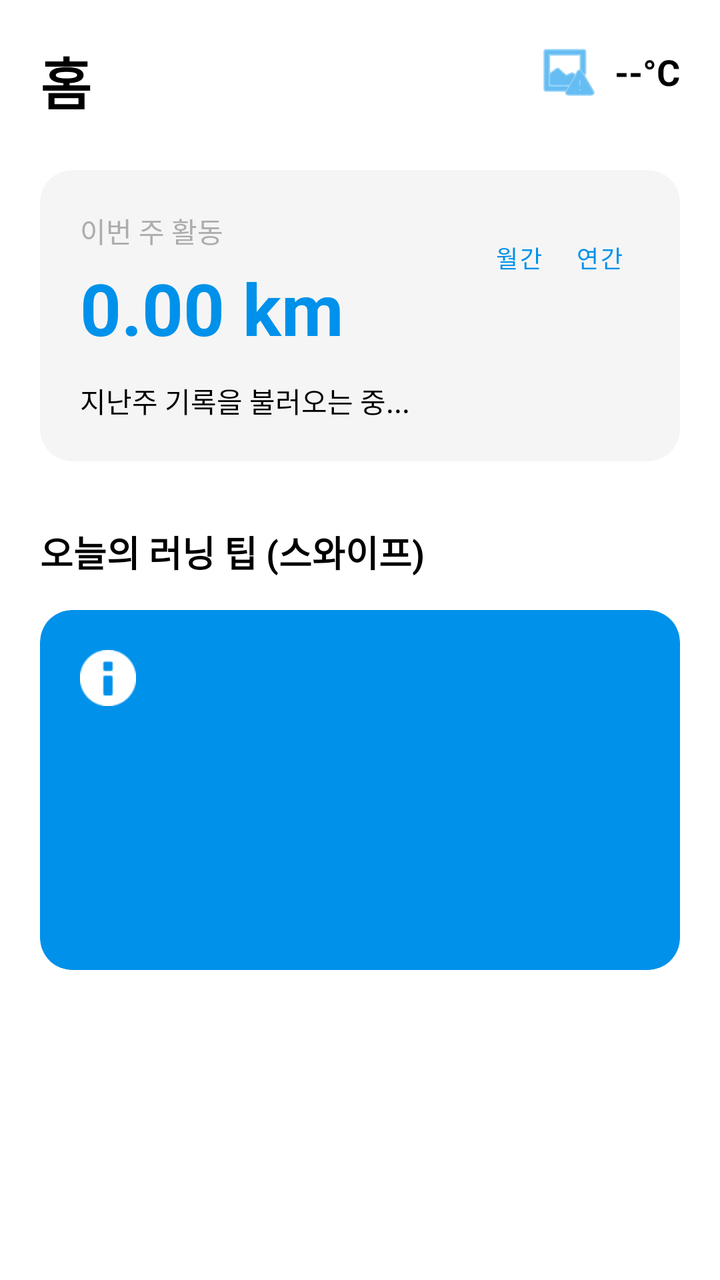
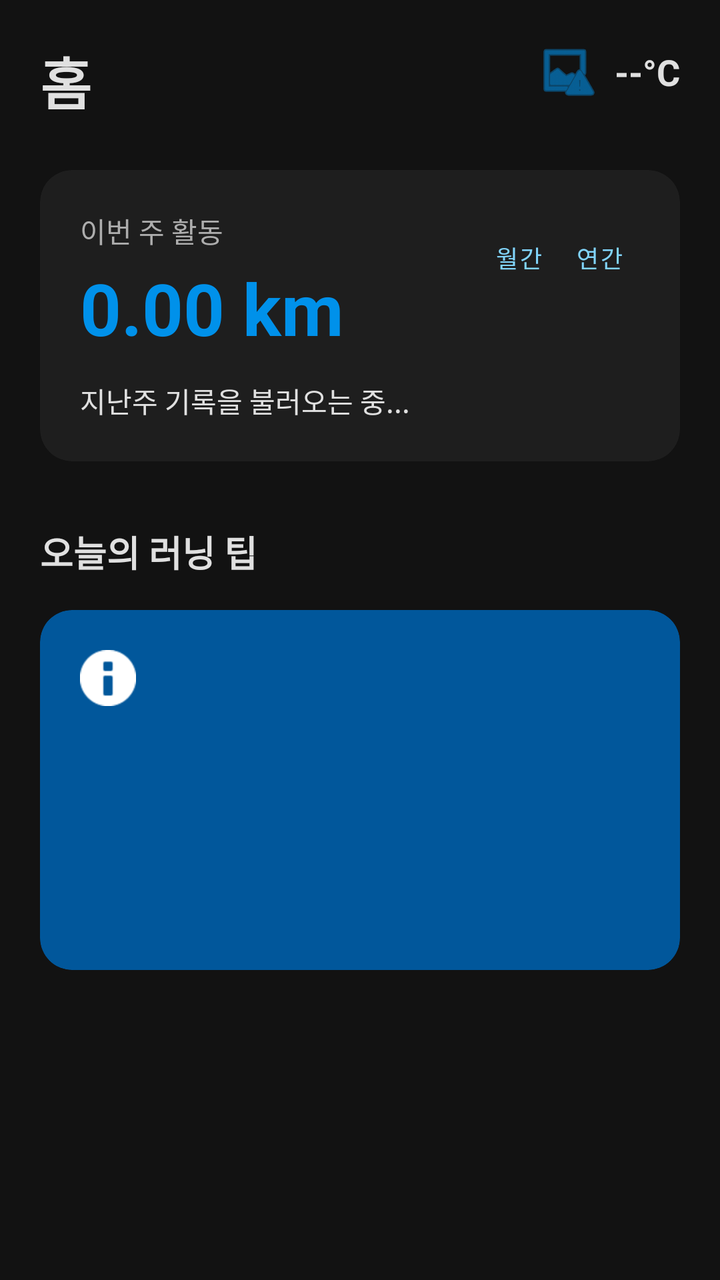

Compare the two renders of this Android layout. The source of the first and the diff that turns it into the second are given below.
<!-- AndroidManifest.xml: application theme Theme.MakePaceTestVer -->
<!-- res/layout/fragment_home.xml -->
<?xml version="1.0" encoding="utf-8"?>
<FrameLayout xmlns:android="http://schemas.android.com/apk/res/android"
    xmlns:app="http://schemas.android.com/apk/res-auto"
    android:layout_width="match_parent"
    android:layout_height="match_parent"
    android:background="#FFFFFF">

    <androidx.core.widget.NestedScrollView
        android:id="@+id/homeScrollView"
        android:layout_width="match_parent"
        android:layout_height="match_parent">

        <LinearLayout
            android:layout_width="match_parent"
            android:layout_height="wrap_content"
            android:orientation="vertical"
            android:padding="20dp">

            <RelativeLayout
                android:layout_width="match_parent"
                android:layout_height="wrap_content">

                <TextView
                    android:layout_width="wrap_content"
                    android:layout_height="wrap_content"
                    android:text="홈"
                    android:textColor="#000000"
                    android:textSize="28sp"
                    android:textStyle="bold" />

                
                <LinearLayout
                    android:id="@+id/weatherLayout"
                    android:layout_width="wrap_content"
                    android:layout_height="wrap_content"
                    android:layout_alignParentEnd="true"
                    android:gravity="center_vertical"
                    android:orientation="horizontal">

                    <ImageView
                        android:id="@+id/ivWeatherIcon"
                        android:layout_width="32dp"
                        android:layout_height="32dp"
                        android:src="@android:drawable/ic_menu_report_image"
                        app:tint="#0091EA" />

                    <TextView
                        android:id="@+id/tvTemperature"
                        android:layout_width="wrap_content"
                        android:layout_height="wrap_content"
                        android:layout_marginStart="8dp"
                        android:text="--°C"
                        android:textColor="#000000"
                        android:textSize="18sp"
                        android:textStyle="bold" />
                </LinearLayout>
            </RelativeLayout>

            
            <androidx.cardview.widget.CardView
                android:layout_width="match_parent"
                android:layout_height="wrap_content"
                android:layout_marginTop="24dp"
                app:cardCornerRadius="16dp"
                app:cardElevation="0dp"
                app:cardBackgroundColor="#F5F5F5">

                <RelativeLayout
                    android:layout_width="match_parent"
                    android:layout_height="wrap_content"
                    android:padding="20dp">

                    <LinearLayout
                        android:id="@+id/summaryTextLayout"
                        android:layout_width="wrap_content"
                        android:layout_height="wrap_content"
                        android:layout_alignParentStart="true"
                        android:orientation="vertical">

                        <TextView
                            android:layout_width="wrap_content"
                            android:layout_height="wrap_content"
                            android:text="이번 주 활동"
                            android:textColor="#ADADAD"
                            android:textSize="14sp" />

                        <TextView
                            android:id="@+id/tvWeeklyDistance"
                            android:layout_width="wrap_content"
                            android:layout_height="wrap_content"
                            android:layout_marginTop="4dp"
                            android:text="0.00 km"
                            android:textColor="#0091EA"
                            android:textSize="36sp"
                            android:textStyle="bold" />
                    </LinearLayout>

                    <LinearLayout
                        android:layout_width="wrap_content"
                        android:layout_height="wrap_content"
                        android:layout_alignParentEnd="true"
                        android:orientation="horizontal">

                        <com.google.android.material.button.MaterialButton
                            android:id="@+id/btnMonthAnalysis"
                            style="@style/Widget.MaterialComponents.Button.TextButton"
                            android:layout_width="wrap_content"
                            android:layout_height="wrap_content"
                            android:minWidth="0dp"
                            android:paddingHorizontal="8dp"
                            android:text="월간"
                            android:textColor="#0091EA"
                            android:textSize="12sp" />

                        <com.google.android.material.button.MaterialButton
                            android:id="@+id/btnYearAnalysis"
                            style="@style/Widget.MaterialComponents.Button.TextButton"
                            android:layout_width="wrap_content"
                            android:layout_height="wrap_content"
                            android:minWidth="0dp"
                            android:paddingHorizontal="8dp"
                            android:text="연간"
                            android:textColor="#0091EA"
                            android:textSize="12sp" />
                    </LinearLayout>

                    <TextView
                        android:id="@+id/tvWeeklyComparison"
                        android:layout_width="match_parent"
                        android:layout_height="wrap_content"
                        android:layout_below="@+id/summaryTextLayout"
                        android:layout_marginTop="12dp"
                        android:text="지난주 기록을 불러오는 중..."
                        android:textColor="#000000"
                        android:textSize="14sp" />
                </RelativeLayout>
            </androidx.cardview.widget.CardView>

            
            <TextView
                android:layout_width="wrap_content"
                android:layout_height="wrap_content"
                android:layout_marginTop="32dp"
                android:text="오늘의 러닝 팁 (스와이프)"
                android:textColor="#000000"
                android:textSize="18sp"
                android:textStyle="bold" />

            <androidx.cardview.widget.CardView
                android:layout_width="match_parent"
                android:layout_height="180dp"
                android:layout_marginTop="16dp"
                app:cardCornerRadius="16dp"
                app:cardElevation="0dp"
                app:cardBackgroundColor="#0091EA">

                <LinearLayout
                    android:layout_width="match_parent"
                    android:layout_height="match_parent"
                    android:orientation="vertical"
                    android:padding="20dp">

                    <ImageView
                        android:layout_width="28dp"
                        android:layout_height="28dp"
                        android:contentDescription="Tip Icon"
                        android:src="@android:drawable/ic_dialog_info"
                        app:tint="#FFFFFF" />

                    <androidx.viewpager2.widget.ViewPager2
                        android:id="@+id/vpTips"
                        android:layout_width="match_parent"
                        android:layout_height="match_parent"
                        android:layout_marginTop="12dp" />
                </LinearLayout>
            </androidx.cardview.widget.CardView>

        </LinearLayout>
    </androidx.core.widget.NestedScrollView>

    
    <androidx.constraintlayout.widget.ConstraintLayout
        android:id="@+id/calendarOverlay"
        android:layout_width="match_parent"
        android:layout_height="match_parent"
        android:background="#FFFFFF"
        android:visibility="gone"
        android:clickable="true"
        android:focusable="true">
        
        <ImageButton
            android:id="@+id/btnCloseCalendar"
            android:layout_width="48dp"
            android:layout_height="48dp"
            android:layout_margin="16dp"
            android:background="?attr/selectableItemBackgroundBorderless"
            android:contentDescription="Close"
            android:src="@android:drawable/ic_menu_close_clear_cancel"
            app:layout_constraintEnd_toEndOf="parent"
            app:layout_constraintTop_toTopOf="parent"
            app:tint="#000000" />

        <TextView
            android:id="@+id/tvCalendarTitle"
            android:layout_width="wrap_content"
            android:layout_height="wrap_content"
            android:layout_marginTop="24dp"
            android:text="활동 분석"
            android:textColor="#000000"
            android:textSize="22sp"
            android:textStyle="bold"
            app:layout_constraintStart_toStartOf="parent"
            app:layout_constraintEnd_toEndOf="parent"
            app:layout_constraintTop_toTopOf="parent" />

        <CalendarView
            android:id="@+id/calendarView"
            android:layout_width="match_parent"
            android:layout_height="wrap_content"
            android:layout_marginTop="32dp"
            app:layout_constraintTop_toBottomOf="@id/tvCalendarTitle" />

        <androidx.cardview.widget.CardView
            android:layout_width="match_parent"
            android:layout_height="0dp"
            android:layout_margin="20dp"
            app:cardCornerRadius="16dp"
            app:cardElevation="0dp"
            app:cardBackgroundColor="#F5F5F5"
            app:layout_constraintTop_toBottomOf="@id/calendarView"
            app:layout_constraintBottom_toBottomOf="parent">

            <LinearLayout
                android:layout_width="match_parent"
                android:layout_height="wrap_content"
                android:layout_gravity="center"
                android:gravity="center"
                android:orientation="vertical"
                android:padding="20dp">

                <TextView
                    android:id="@+id/tvSelectedDate"
                    android:layout_width="wrap_content"
                    android:layout_height="wrap_content"
                    android:text="날짜를 선택하세요"
                    android:textColor="#000000"
                    android:textSize="18sp"
                    android:textStyle="bold" />

                <TextView
                    android:id="@+id/tvSelectedDateDistance"
                    android:layout_width="wrap_content"
                    android:layout_height="wrap_content"
                    android:layout_marginTop="8dp"
                    android:text="0.00 km"
                    android:textColor="#0091EA"
                    android:textSize="32sp"
                    android:textStyle="bold" />

                <TextView
                    android:id="@+id/tvSelectedDateDesc"
                    android:layout_width="wrap_content"
                    android:layout_height="wrap_content"
                    android:layout_marginTop="8dp"
                    android:text="해당 날짜의 활동 기록이 없습니다."
                    android:textColor="#ADADAD"
                    android:textSize="14sp" />
            </LinearLayout>
        </androidx.cardview.widget.CardView>
    </androidx.constraintlayout.widget.ConstraintLayout>
</FrameLayout>
<!-- resources referenced by this layout -->
<resources>
  <style name="Theme.MakePaceTestVer" parent="Base.Theme.MakePaceTestVer" />
  <style name="Base.Theme.MakePaceTestVer" parent="Theme.Material3.DayNight.NoActionBar">
          
          
      </style>
</resources>

<!-- the commit's change to res/layout/fragment_home.xml (unified diff, before → after) -->
@@ -3,7 +3,7 @@
     xmlns:app="http://schemas.android.com/apk/res-auto"
     android:layout_width="match_parent"
     android:layout_height="match_parent"
-    android:background="#FFFFFF">
+    android:background="@color/dark_background">
 
     <androidx.core.widget.NestedScrollView
         android:id="@+id/homeScrollView"
@@ -24,7 +24,7 @@
                     android:layout_width="wrap_content"
                     android:layout_height="wrap_content"
                     android:text="홈"
-                    android:textColor="#000000"
+                    android:textColor="@color/text_primary"
                     android:textSize="28sp"
                     android:textStyle="bold" />
 
@@ -41,8 +41,9 @@
                         android:id="@+id/ivWeatherIcon"
                         android:layout_width="32dp"
                         android:layout_height="32dp"
+                        android:contentDescription="Weather"
                         android:src="@android:drawable/ic_menu_report_image"
-                        app:tint="#0091EA" />
+                        app:tint="@color/sea_blue" />
 
                     <TextView
                         android:id="@+id/tvTemperature"
@@ -50,7 +51,7 @@
                         android:layout_height="wrap_content"
                         android:layout_marginStart="8dp"
                         android:text="--°C"
-                        android:textColor="#000000"
+                        android:textColor="@color/text_primary"
                         android:textSize="18sp"
                         android:textStyle="bold" />
                 </LinearLayout>
@@ -63,7 +64,7 @@
                 android:layout_marginTop="24dp"
                 app:cardCornerRadius="16dp"
                 app:cardElevation="0dp"
-                app:cardBackgroundColor="#F5F5F5">
+                app:cardBackgroundColor="@color/dark_surface">
 
                 <RelativeLayout
                     android:layout_width="match_parent"
@@ -81,7 +82,7 @@
                             android:layout_width="wrap_content"
                             android:layout_height="wrap_content"
                             android:text="이번 주 활동"
-                            android:textColor="#ADADAD"
+                            android:textColor="@color/text_secondary"
                             android:textSize="14sp" />
 
                         <TextView
@@ -90,7 +91,7 @@
                             android:layout_height="wrap_content"
                             android:layout_marginTop="4dp"
                             android:text="0.00 km"
-                            android:textColor="#0091EA"
+                            android:textColor="@color/sea_blue"
                             android:textSize="36sp"
                             android:textStyle="bold" />
                     </LinearLayout>
@@ -109,7 +110,7 @@
                             android:minWidth="0dp"
                             android:paddingHorizontal="8dp"
                             android:text="월간"
-                            android:textColor="#0091EA"
+                            android:textColor="@color/sea_blue_light"
                             android:textSize="12sp" />
 
                         <com.google.android.material.button.MaterialButton
@@ -120,7 +121,7 @@
                             android:minWidth="0dp"
                             android:paddingHorizontal="8dp"
                             android:text="연간"
-                            android:textColor="#0091EA"
+                            android:textColor="@color/sea_blue_light"
                             android:textSize="12sp" />
                     </LinearLayout>
 
@@ -131,7 +132,7 @@
                         android:layout_below="@+id/summaryTextLayout"
                         android:layout_marginTop="12dp"
                         android:text="지난주 기록을 불러오는 중..."
-                        android:textColor="#000000"
+                        android:textColor="@color/text_primary"
                         android:textSize="14sp" />
                 </RelativeLayout>
             </androidx.cardview.widget.CardView>
@@ -141,8 +142,8 @@
                 android:layout_width="wrap_content"
                 android:layout_height="wrap_content"
                 android:layout_marginTop="32dp"
-                android:text="오늘의 러닝 팁 (스와이프)"
-                android:textColor="#000000"
+                android:text="오늘의 러닝 팁"
+                android:textColor="@color/text_primary"
                 android:textSize="18sp"
                 android:textStyle="bold" />
 
@@ -152,7 +153,7 @@
                 android:layout_marginTop="16dp"
                 app:cardCornerRadius="16dp"
                 app:cardElevation="0dp"
-                app:cardBackgroundColor="#0091EA">
+                app:cardBackgroundColor="@color/sea_blue_dark">
 
                 <LinearLayout
                     android:layout_width="match_parent"
@@ -165,7 +166,7 @@
                         android:layout_height="28dp"
                         android:contentDescription="Tip Icon"
                         android:src="@android:drawable/ic_dialog_info"
-                        app:tint="#FFFFFF" />
+                        app:tint="@color/white" />
 
                     <androidx.viewpager2.widget.ViewPager2
                         android:id="@+id/vpTips"
@@ -183,11 +184,11 @@
         android:id="@+id/calendarOverlay"
         android:layout_width="match_parent"
         android:layout_height="match_parent"
-        android:background="#FFFFFF"
+        android:background="@color/dark_background"
         android:visibility="gone"
         android:clickable="true"
         android:focusable="true">
-        
+
         <ImageButton
             android:id="@+id/btnCloseCalendar"
             android:layout_width="48dp"
@@ -198,7 +199,7 @@
             android:src="@android:drawable/ic_menu_close_clear_cancel"
             app:layout_constraintEnd_toEndOf="parent"
             app:layout_constraintTop_toTopOf="parent"
-            app:tint="#000000" />
+            app:tint="@color/text_primary" />
 
         <TextView
             android:id="@+id/tvCalendarTitle"
@@ -206,7 +207,7 @@
             android:layout_height="wrap_content"
             android:layout_marginTop="24dp"
             android:text="활동 분석"
-            android:textColor="#000000"
+            android:textColor="@color/text_primary"
             android:textSize="22sp"
             android:textStyle="bold"
             app:layout_constraintStart_toStartOf="parent"
@@ -218,22 +219,21 @@
             android:layout_width="match_parent"
             android:layout_height="wrap_content"
             android:layout_marginTop="32dp"
+            android:theme="@style/ThemeOverlay.AppCompat.Dark"
             app:layout_constraintTop_toBottomOf="@id/tvCalendarTitle" />
 
         <androidx.cardview.widget.CardView
             android:layout_width="match_parent"
-            android:layout_height="0dp"
+            android:layout_height="wrap_content"
             android:layout_margin="20dp"
             app:cardCornerRadius="16dp"
             app:cardElevation="0dp"
-            app:cardBackgroundColor="#F5F5F5"
-            app:layout_constraintTop_toBottomOf="@id/calendarView"
-            app:layout_constraintBottom_toBottomOf="parent">
+            app:cardBackgroundColor="@color/dark_surface"
+            app:layout_constraintTop_toBottomOf="@id/calendarView">
 
             <LinearLayout
                 android:layout_width="match_parent"
                 android:layout_height="wrap_content"
-                android:layout_gravity="center"
                 android:gravity="center"
                 android:orientation="vertical"
                 android:padding="20dp">
@@ -243,7 +243,7 @@
                     android:layout_width="wrap_content"
                     android:layout_height="wrap_content"
                     android:text="날짜를 선택하세요"
-                    android:textColor="#000000"
+                    android:textColor="@color/text_primary"
                     android:textSize="18sp"
                     android:textStyle="bold" />
 
@@ -253,7 +253,7 @@
                     android:layout_height="wrap_content"
                     android:layout_marginTop="8dp"
                     android:text="0.00 km"
-                    android:textColor="#0091EA"
+                    android:textColor="@color/sea_blue"
                     android:textSize="32sp"
                     android:textStyle="bold" />
 
@@ -263,9 +263,11 @@
                     android:layout_height="wrap_content"
                     android:layout_marginTop="8dp"
                     android:text="해당 날짜의 활동 기록이 없습니다."
-                    android:textColor="#ADADAD"
+                    android:textColor="@color/text_secondary"
                     android:textSize="14sp" />
             </LinearLayout>
         </androidx.cardview.widget.CardView>
+
     </androidx.constraintlayout.widget.ConstraintLayout>
+
 </FrameLayout>
<!-- resource entries referenced after the edit -->
@@ -1,9 +1,21 @@
 <!-- resources referenced by this layout -->
 <resources>
+  <color name="dark_background">#121212</color>
+  <color name="dark_surface">#1E1E1E</color>
+  <color name="sea_blue">#0091EA</color>
+  <color name="sea_blue_dark">#01579B</color>
+  <color name="sea_blue_light">#81D4FA</color>
+  <color name="text_primary">#E0E0E0</color>
+  <color name="text_secondary">#ADADAD</color>
+  <color name="white">#FFFFFFFF</color>
   <style name="Theme.MakePaceTestVer" parent="Base.Theme.MakePaceTestVer" />
   <style name="Base.Theme.MakePaceTestVer" parent="Theme.Material3.DayNight.NoActionBar">
-          
-          
+          <item name="colorPrimary">@color/sea_blue</item>
+          <item name="android:windowBackground">@color/dark_background</item>
+          <item name="android:textColorPrimary">@color/text_primary</item>
+          <item name="android:textColorSecondary">@color/text_secondary</item>
+          <item name="android:navigationBarColor">@color/dark_surface</item>
+          <item name="android:statusBarColor">@color/dark_surface</item>
       </style>
 </resources>
 
